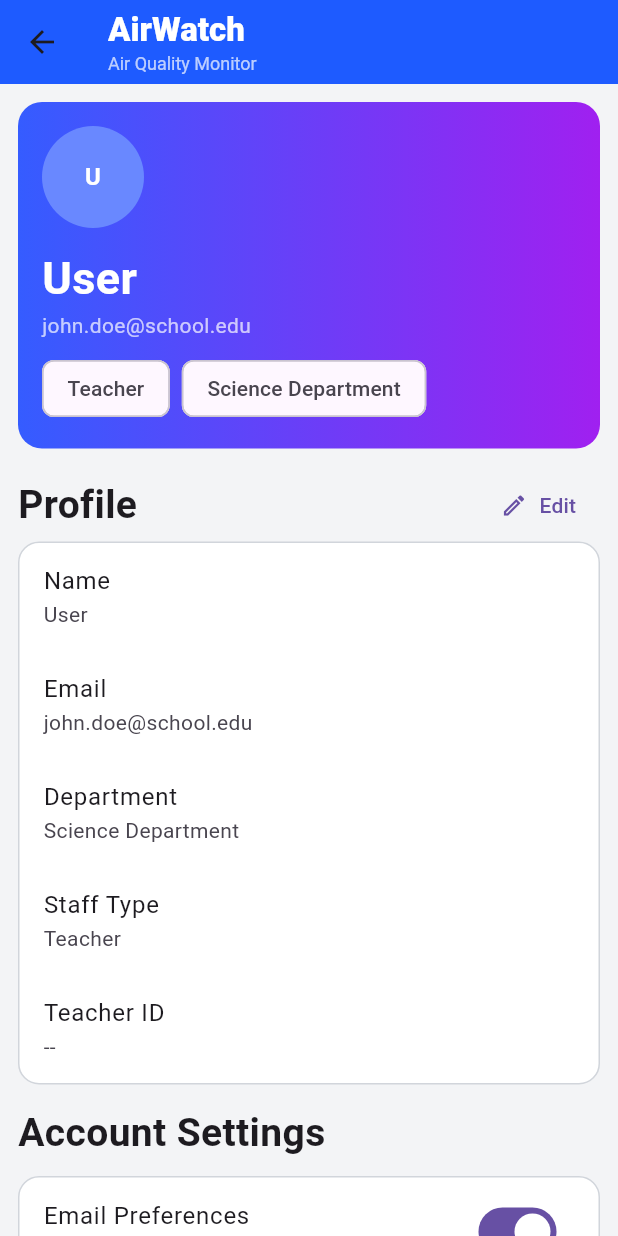
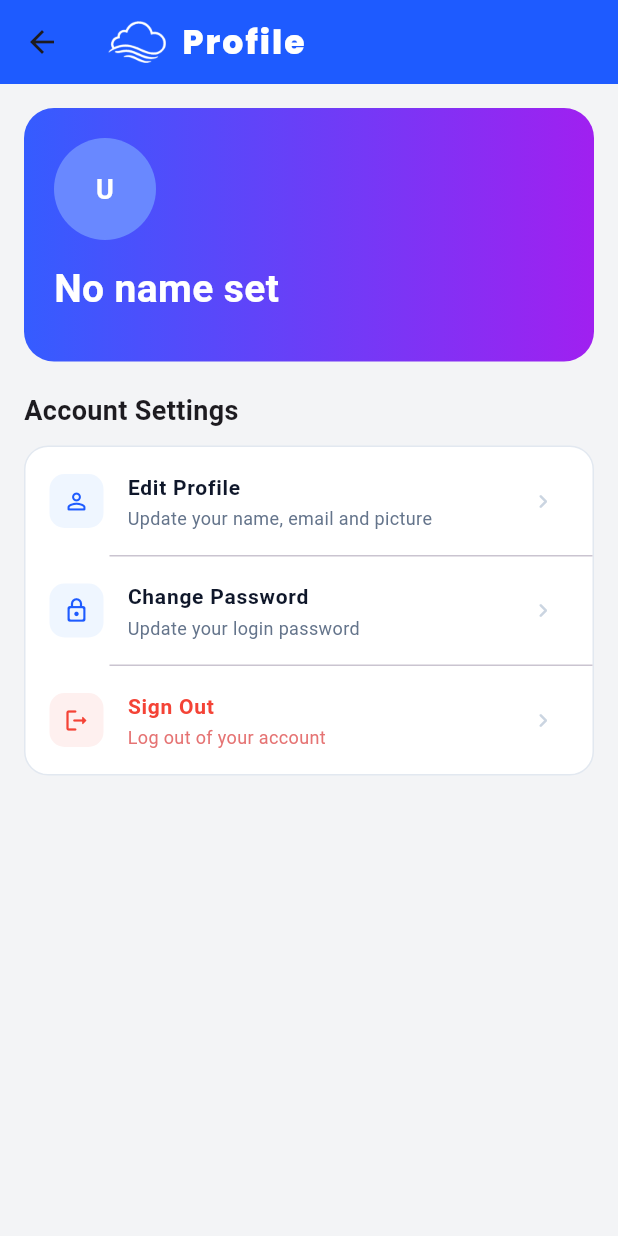
Before and after one commit to ChrstphrAngelo/vortex5-capstone, a Flutter app: the ProfilePage screen opened directly, on a phone screen of 412 x 824 dp. Run offline on Flutter 3.47's test engine with Material 3 defaults, Android fonts, the phone set to English and light mode, and no system bars; our stand-ins replace google_fonts, permission_handler, shared_preferences; missing offline and left inert: wifi_iot; accounts and stored records are empty; network calls fail.

Commit message:
Redesign web auth pages, update logos across web and mobile, add splash/welcome screens

```diff
--- a/mobile/lib/pages/alert_page.dart
+++ b/mobile/lib/pages/alert_page.dart
@@ -115,7 +115,7 @@ class _AlertPageState extends State<AlertPage> {
         mainAxisSize: MainAxisSize.min,
         children: [
           Image.asset(
-            'assets/images/bewair_logo.png',
+            'assets/images/bewair_logo_white.png',
             height: 28,
             fit: BoxFit.contain,
           ),
--- a/mobile/lib/pages/bulletin_board_page.dart
+++ b/mobile/lib/pages/bulletin_board_page.dart
@@ -212,7 +212,7 @@ class _BulletinBoardPageState extends State<BulletinBoardPage> {
           mainAxisSize: MainAxisSize.min,
           children: [
             Image.asset(
-              'assets/images/bewair_logo.png',
+              'assets/images/bewair_logo_white.png',
               height: 28,
               fit: BoxFit.contain,
             ),
--- a/mobile/lib/pages/device_page.dart
+++ b/mobile/lib/pages/device_page.dart
@@ -38,7 +38,7 @@ class _DevicePageState extends State<DevicePage> {
           mainAxisSize: MainAxisSize.min,
           children: [
             Image.asset(
-              'assets/images/bewair_logo.png',
+              'assets/images/bewair_logo_white.png',
               height: 28,
               fit: BoxFit.contain,
             ),
--- a/mobile/lib/pages/home_page.dart
+++ b/mobile/lib/pages/home_page.dart
@@ -218,7 +218,7 @@ class _HomePageState extends State<HomePage> {
         mainAxisSize: MainAxisSize.min,
         children: [
           Image.asset(
-            'assets/images/bewair_logo.png',
+            'assets/images/bewair_logo_white.png',
             height: 28,
             fit: BoxFit.contain,
           ),
--- a/mobile/lib/pages/profile_page.dart
+++ b/mobile/lib/pages/profile_page.dart
@@ -1,4 +1,5 @@
 import 'package:flutter/material.dart';
+import 'package:google_fonts/google_fonts.dart';
 import '../models/user_session.dart';
 import 'login_page.dart';
 
@@ -10,9 +11,7 @@ class ProfilePage extends StatefulWidget {
 }
 
 class _ProfilePageState extends State<ProfilePage> {
-  bool _emailNotifications = true;
-  bool _pushNotifications = true;
-  bool _privateAccount = false;
+  static const _blue = Color(0xFF1E5BFF);
 
   Future<void> _editProfile() async {
     final user = UserSession.current;
@@ -44,42 +43,24 @@ class _ProfilePageState extends State<ProfilePage> {
                   _field(pictureCtrl, 'Picture URL'),
                   const SizedBox(height: 12),
                   DropdownButtonFormField<String>(
-                    initialValue: department.isEmpty ? null : department,
+                    value: department.isEmpty ? null : department,
                     decoration: _inputDecoration('Department'),
                     items: const [
-                      DropdownMenuItem(
-                        value: 'Science Department',
-                        child: Text('Science Department'),
-                      ),
-                      DropdownMenuItem(
-                        value: 'Mathematics Department',
-                        child: Text('Mathematics Department'),
-                      ),
-                      DropdownMenuItem(
-                        value: 'English Department',
-                        child: Text('English Department'),
-                      ),
-                      DropdownMenuItem(
-                        value: 'ICT Department',
-                        child: Text('ICT Department'),
-                      ),
+                      DropdownMenuItem(value: 'Science Department', child: Text('Science Department')),
+                      DropdownMenuItem(value: 'Mathematics Department', child: Text('Mathematics Department')),
+                      DropdownMenuItem(value: 'English Department', child: Text('English Department')),
+                      DropdownMenuItem(value: 'ICT Department', child: Text('ICT Department')),
                     ],
                     onChanged: (value) =>
                         setModalState(() => department = value ?? ''),
                   ),
                   const SizedBox(height: 12),
                   DropdownButtonFormField<String>(
-                    initialValue: staffType.isEmpty ? null : staffType,
+                    value: staffType.isEmpty ? null : staffType,
                     decoration: _inputDecoration('Staff Type'),
                     items: const [
-                      DropdownMenuItem(
-                        value: 'Teacher',
-                        child: Text('Teacher'),
-                      ),
-                      DropdownMenuItem(
-                        value: 'Student Teacher',
-                        child: Text('Student Teacher'),
-                      ),
+                      DropdownMenuItem(value: 'Teacher', child: Text('Teacher')),
+                      DropdownMenuItem(value: 'Student Teacher', child: Text('Student Teacher')),
                     ],
                     onChanged: (value) =>
                         setModalState(() => staffType = value ?? ''),
@@ -173,173 +154,154 @@ class _ProfilePageState extends State<ProfilePage> {
     );
   }
 
+  Future<void> _signOut() async {
+    final confirmed = await showDialog<bool>(
+      context: context,
+      builder: (ctx) => AlertDialog(
+        title: const Text('Sign out?'),
+        content: const Text('You will be returned to the login screen.'),
+        actions: [
+          TextButton(
+            onPressed: () => Navigator.pop(ctx, false),
+            child: const Text('Cancel'),
+          ),
+          TextButton(
+            onPressed: () => Navigator.pop(ctx, true),
+            child: const Text('Sign out',
+                style: TextStyle(color: Colors.red)),
+          ),
+        ],
+      ),
+    );
+    if (confirmed != true) return;
+    await UserSession.logout();
+    if (!mounted) return;
+    Navigator.pushAndRemoveUntil(
+      context,
+      MaterialPageRoute(builder: (_) => const LoginPage()),
+      (route) => false,
+    );
+  }
+
   @override
   Widget build(BuildContext context) {
     final u = UserSession.current;
-    final userName = u == null ? "User" : "${u.firstName} ${u.lastName}".trim();
-    final email = u?.email ?? "john.doe@school.edu";
-    final department = u?.department.isNotEmpty == true
-        ? u!.department
-        : "Science Department";
-    final staffType = u?.staffType.isNotEmpty == true
-        ? u!.staffType
-        : "Teacher";
+    final fullName =
+        u == null ? '' : '${u.firstName} ${u.lastName}'.trim();
+    final email = u?.email ?? '';
+    final staffType = u?.staffType ?? '';
+    final department = u?.department ?? '';
+    final role = u?.role ?? '';
 
     return Scaffold(
       backgroundColor: const Color(0xFFF3F4F6),
       appBar: AppBar(
-        backgroundColor: const Color(0xFF1E5BFF),
+        backgroundColor: _blue,
         elevation: 0,
-        title: const Column(
-          crossAxisAlignment: CrossAxisAlignment.start,
+        title: Row(
+          mainAxisSize: MainAxisSize.min,
           children: [
+            Image.asset(
+              'assets/images/bewair_logo_white.png',
+              height: 28,
+              fit: BoxFit.contain,
+            ),
+            const SizedBox(width: 10),
             Text(
-              'AirWatch',
-              style: TextStyle(
+              'Profile',
+              style: GoogleFonts.poppins(
                 color: Colors.white,
                 fontWeight: FontWeight.w800,
+                fontSize: 22,
+                letterSpacing: 1.4,
               ),
-            ),
-            Text(
-              'Air Quality Monitor',
-              style: TextStyle(color: Colors.white70, fontSize: 12),
             ),
           ],
         ),
       ),
       body: ListView(
-        padding: const EdgeInsets.all(12),
+        padding: const EdgeInsets.all(16),
         children: [
+          // ── Gradient identity card ────────────────────────────────────
           Container(
-            padding: const EdgeInsets.all(16),
+            padding: const EdgeInsets.all(20),
             decoration: BoxDecoration(
               gradient: const LinearGradient(
                 colors: [Color(0xFF355CFF), Color(0xFFA020F0)],
               ),
-              borderRadius: BorderRadius.circular(16),
+              borderRadius: BorderRadius.circular(20),
             ),
             child: Column(
               crossAxisAlignment: CrossAxisAlignment.start,
               children: [
                 _avatar(u?.pictureUrl),
-                const SizedBox(height: 12),
+                const SizedBox(height: 14),
                 Text(
-                  userName,
+                  fullName.isEmpty ? 'No name set' : fullName,
                   style: const TextStyle(
                     color: Colors.white,
-                    fontSize: 30,
+                    fontSize: 26,
                     fontWeight: FontWeight.w700,
                   ),
                 ),
-                Text(email, style: const TextStyle(color: Colors.white70)),
-                const SizedBox(height: 8),
+                if (email.isNotEmpty) ...[
+                  const SizedBox(height: 2),
+                  Text(email,
+                      style: const TextStyle(
+                          color: Colors.white70, fontSize: 13)),
+                ],
+                const SizedBox(height: 10),
                 Wrap(
                   spacing: 8,
+                  runSpacing: 6,
                   children: [
-                    Chip(label: Text(staffType)),
-                    Chip(label: Text(department)),
+                    if (role.isNotEmpty) _chip(role),
+                    if (staffType.isNotEmpty) _chip(staffType),
+                    if (department.isNotEmpty) _chip(department),
                   ],
                 ),
               ],
             ),
           ),
-          const SizedBox(height: 14),
-          Row(
-            children: [
-              const Text(
-                'Profile',
-                style: TextStyle(fontSize: 26, fontWeight: FontWeight.w700),
-              ),
-              const Spacer(),
-              TextButton.icon(
-                onPressed: _editProfile,
-                icon: const Icon(Icons.edit_outlined),
-                label: const Text('Edit'),
-              ),
-            ],
-          ),
-          _infoCard([
-            _infoRow('Name', userName),
-            _infoRow('Email', email),
-            _infoRow('Department', department),
-            _infoRow('Staff Type', staffType),
-            _infoRow('Teacher ID', u?.teacherId ?? '--'),
-          ]),
-          const SizedBox(height: 14),
+
+          const SizedBox(height: 20),
+
+          // ── Account Settings ──────────────────────────────────────────
           const Text(
             'Account Settings',
-            style: TextStyle(fontSize: 26, fontWeight: FontWeight.w700),
+            style: TextStyle(fontSize: 18, fontWeight: FontWeight.w700),
           ),
           const SizedBox(height: 10),
           Container(
             decoration: BoxDecoration(
               color: Colors.white,
-              borderRadius: BorderRadius.circular(14),
-              border: Border.all(color: const Color(0xFFD1D5DB)),
+              borderRadius: BorderRadius.circular(16),
+              border: Border.all(color: const Color(0xFFE2E8F0)),
             ),
             child: Column(
               children: [
-                SwitchListTile(
-                  title: const Text('Email Preferences'),
-                  subtitle: const Text('Receive summary updates by email'),
-                  value: _emailNotifications,
-                  onChanged: (value) =>
-                      setState(() => _emailNotifications = value),
+                _settingsTile(
+                  icon: Icons.person_outline_rounded,
+                  label: 'Edit Profile',
+                  subtitle: 'Update your name, email and picture',
+                  onTap: _editProfile,
                 ),
-                SwitchListTile(
-                  title: const Text('Notification Settings'),
-                  subtitle: const Text('Enable push alerts on this device'),
-                  value: _pushNotifications,
-                  onChanged: (value) =>
-                      setState(() => _pushNotifications = value),
-                ),
-                SwitchListTile(
-                  title: const Text('Privacy & Security'),
-                  subtitle: const Text(
-                    'Keep my account private to school staff',
-                  ),
-                  value: _privateAccount,
-                  onChanged: (value) => setState(() => _privateAccount = value),
-                ),
-                ListTile(
-                  title: const Text('Change Password'),
-                  trailing: const Icon(Icons.chevron_right),
+                const Divider(height: 1, indent: 56),
+                _settingsTile(
+                  icon: Icons.lock_outline_rounded,
+                  label: 'Change Password',
+                  subtitle: 'Update your login password',
                   onTap: _changePassword,
                 ),
+                const Divider(height: 1, indent: 56),
+                _settingsTile(
+                  icon: Icons.logout_rounded,
+                  label: 'Sign Out',
+                  subtitle: 'Log out of your account',
+                  onTap: _signOut,
+                  danger: true,
+                ),
               ],
-            ),
-          ),
-          const SizedBox(height: 14),
-          const Text(
-            'Assigned Classrooms',
-            style: TextStyle(fontSize: 26, fontWeight: FontWeight.w700),
-          ),
-          const SizedBox(height: 10),
-          _roomCard('Room 101'),
-          const SizedBox(height: 10),
-          _roomCard('Room 102'),
-          const SizedBox(height: 12),
-          OutlinedButton.icon(
-            onPressed: () async {
-              await UserSession.logout();
-              if (!context.mounted) return;
-              Navigator.pushAndRemoveUntil(
-                context,
-                MaterialPageRoute(builder: (_) => const LoginPage()),
-                (route) => false,
-              );
-            },
-            icon: const Icon(Icons.logout, color: Colors.red),
-            label: const Text(
-              'Sign Out',
-              style: TextStyle(color: Colors.red, fontWeight: FontWeight.w700),
-            ),
-            style: OutlinedButton.styleFrom(
-              side: const BorderSide(color: Color(0xFFF9A8A8)),
-              minimumSize: const Size.fromHeight(48),
-              shape: RoundedRectangleBorder(
-                borderRadius: BorderRadius.circular(10),
-              ),
             ),
           ),
         ],
@@ -347,108 +309,89 @@ class _ProfilePageState extends State<ProfilePage> {
     );
   }
 
+  // ── Helpers ─────────────────────────────────────────────────────────────
+
   Widget _avatar(String? pictureUrl) {
-    final initials = _avatarInitials();
+    final initials = _initials();
     if (pictureUrl != null && pictureUrl.trim().isNotEmpty) {
       return CircleAvatar(
         radius: 34,
         backgroundColor: const Color(0xFF6988FF),
         backgroundImage: NetworkImage(pictureUrl),
-        onBackgroundImageError: (exception, stackTrace) {},
+        onBackgroundImageError: (_, __) {},
         child: const SizedBox.shrink(),
       );
     }
-
     return CircleAvatar(
       radius: 34,
       backgroundColor: const Color(0xFF6988FF),
       child: Text(
         initials,
         style: const TextStyle(
-          color: Colors.white,
-          fontWeight: FontWeight.w700,
-        ),
+            color: Colors.white, fontWeight: FontWeight.w700, fontSize: 18),
       ),
     );
   }
 
-  Widget _roomCard(String room) {
+  Widget _chip(String label) {
     return Container(
-      padding: const EdgeInsets.all(12),
+      padding: const EdgeInsets.symmetric(horizontal: 10, vertical: 4),
       decoration: BoxDecoration(
-        color: Colors.white,
-        borderRadius: BorderRadius.circular(14),
-        border: Border.all(color: const Color(0xFFD1D5DB)),
+        color: Colors.white.withValues(alpha: 0.20),
+        borderRadius: BorderRadius.circular(999),
+        border: Border.all(color: Colors.white38),
       ),
-      child: Row(
-        children: [
-          Container(
-            width: 42,
-            height: 42,
-            decoration: BoxDecoration(
-              color: const Color(0xFFE6EEFF),
-              borderRadius: BorderRadius.circular(10),
-            ),
-            child: const Icon(Icons.school_outlined, color: Color(0xFF1E5BFF)),
-          ),
-          const SizedBox(width: 10),
-          Expanded(
-            child: Column(
-              crossAxisAlignment: CrossAxisAlignment.start,
-              children: [
-                Text(
-                  room,
-                  style: const TextStyle(
-                    fontSize: 22,
-                    fontWeight: FontWeight.w700,
-                  ),
-                ),
-                const Text(
-                  'Main Building',
-                  style: TextStyle(color: Colors.black54),
-                ),
-              ],
-            ),
-          ),
-          Container(
-            padding: const EdgeInsets.symmetric(horizontal: 10, vertical: 4),
-            decoration: BoxDecoration(
-              color: const Color(0xFFE7F9EC),
-              borderRadius: BorderRadius.circular(12),
-              border: Border.all(color: const Color(0xFF86E3A8)),
-            ),
-            child: const Text(
-              'Online',
-              style: TextStyle(color: Color(0xFF0A9A40)),
-            ),
-          ),
-        ],
-      ),
+      child: Text(label,
+          style: const TextStyle(
+              color: Colors.white, fontSize: 12, fontWeight: FontWeight.w600)),
     );
   }
 
-  Widget _infoCard(List<Widget> children) {
-    return Container(
-      decoration: BoxDecoration(
-        color: Colors.white,
-        borderRadius: BorderRadius.circular(14),
-        border: Border.all(color: const Color(0xFFD1D5DB)),
+  Widget _settingsTile({
+    required IconData icon,
+    required String label,
+    required String subtitle,
+    required VoidCallback onTap,
+    bool danger = false,
+  }) {
+    final color = danger ? Colors.red : const Color(0xFF0F172A);
+    final subColor = danger ? Colors.red.shade300 : const Color(0xFF64748B);
+    return ListTile(
+      leading: Container(
+        width: 36,
+        height: 36,
+        decoration: BoxDecoration(
+          color: danger
+              ? Colors.red.withValues(alpha: 0.08)
+              : const Color(0xFFEFF6FF),
+          borderRadius: BorderRadius.circular(10),
+        ),
+        child: Icon(icon, size: 18, color: danger ? Colors.red : _blue),
       ),
-      child: Column(children: children),
+      title: Text(label,
+          style: TextStyle(
+              fontWeight: FontWeight.w600, fontSize: 14, color: color)),
+      subtitle: Text(subtitle,
+          style: TextStyle(fontSize: 12, color: subColor)),
+      trailing: Icon(Icons.chevron_right_rounded,
+          size: 18, color: const Color(0xFFCBD5E1)),
+      onTap: onTap,
     );
   }
 
-  Widget _infoRow(String label, String value) {
-    return ListTile(title: Text(label), subtitle: Text(value));
+  String _initials() {
+    final u = UserSession.current;
+    if (u == null) return 'U';
+    final a = u.firstName.trim().isNotEmpty ? u.firstName.trim()[0] : '';
+    final b = u.lastName.trim().isNotEmpty ? u.lastName.trim()[0] : '';
+    final result = (a + b).toUpperCase();
+    return result.isEmpty ? 'U' : result;
   }
 
-  Widget _field(
-    TextEditingController controller,
-    String label, {
-    bool obscureText = false,
-  }) {
+  TextField _field(TextEditingController ctrl, String label,
+      {bool obscureText = false}) {
     return TextField(
-      controller: controller,
+      controller: ctrl,
       obscureText: obscureText,
       decoration: _inputDecoration(label),
     );
@@ -460,15 +403,4 @@ class _ProfilePageState extends State<ProfilePage> {
       border: OutlineInputBorder(borderRadius: BorderRadius.circular(12)),
     );
   }
-
-  String _avatarInitials() {
-    final u = UserSession.current;
-    if (u == null) return 'U';
-    final f = u.firstName.trim();
-    final l = u.lastName.trim();
-    final a = f.isNotEmpty ? f[0] : '';
-    final b = l.isNotEmpty ? l[0] : '';
-    final initials = (a + b).toUpperCase();
-    return initials.isEmpty ? 'U' : initials;
-  }
 }
--- a/mobile/pubspec.yaml
+++ b/mobile/pubspec.yaml
@@ -66,6 +66,8 @@ flutter:
 
   assets:
     - assets/images/bewair_logo.png
+    - assets/images/bewair_logo_black.png
+    - assets/images/bewair_logo_white.png
 
   # An image asset can refer to one or more resolution-specific "variants", see
   # https://flutter.dev/to/resolution-aware-images
```
Also changed, not shown: mobile/lib/main.dart (+3 -6 lines), mobile/lib/pages/login_page.dart (+24 -17 lines), mobile/lib/pages/register_page.dart (+11 -18 lines), mobile/lib/pages/splash_page.dart (added, +97 -0 lines), mobile/lib/pages/welcome_page.dart (added, +138 -0 lines), BEWAIR LOGO.png (deleted), BewAir_logo_black.png (added), BewAir_logo_white.png (added), mobile/assets/images/bewair_logo.png, mobile/assets/images/bewair_logo_black.png (added), mobile/assets/images/bewair_logo_white.png (added), 8 other files.
